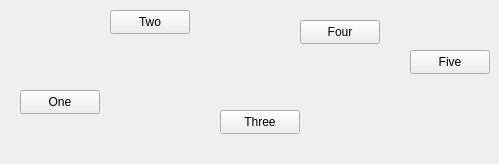
This is Qt6_GUI_Development_for_Beginners/5-8QHBoxLayout/widget.ui in SolarAA-11/LearnQt as Qt 5 draws it before an edit. The edited form follows.
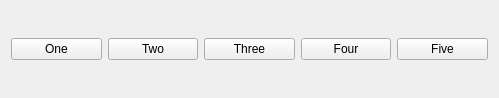
This is the edited form.

Commit message: learn QVBoxLayout

Patch:
```diff
--- a/Qt6_GUI_Development_for_Beginners/5-8QHBoxLayout/widget.ui
+++ b/Qt6_GUI_Development_for_Beginners/5-8QHBoxLayout/widget.ui
@@ -7,77 +7,49 @@
     <x>0</x>
     <y>0</y>
     <width>499</width>
-    <height>164</height>
+    <height>98</height>
    </rect>
   </property>
   <property name="windowTitle">
    <string>Widget</string>
   </property>
+  <layout class="QHBoxLayout" name="horizontalLayout">
+   <item>
   <widget class="QPushButton" name="oneButton">
-   <property name="geometry">
-    <rect>
-     <x>20</x>
-     <y>90</y>
-     <width>80</width>
-     <height>24</height>
-    </rect>
-   </property>
    <property name="text">
     <string>One</string>
    </property>
   </widget>
+   </item>
+   <item>
   <widget class="QPushButton" name="twoButton">
-   <property name="geometry">
-    <rect>
-     <x>110</x>
-     <y>10</y>
-     <width>80</width>
-     <height>24</height>
-    </rect>
-   </property>
    <property name="text">
     <string>Two</string>
    </property>
   </widget>
+   </item>
+   <item>
   <widget class="QPushButton" name="threeButton">
-   <property name="geometry">
-    <rect>
-     <x>220</x>
-     <y>110</y>
-     <width>80</width>
-     <height>24</height>
-    </rect>
-   </property>
    <property name="text">
     <string>Three</string>
    </property>
   </widget>
+   </item>
+   <item>
   <widget class="QPushButton" name="fourButton">
-   <property name="geometry">
-    <rect>
-     <x>300</x>
-     <y>20</y>
-     <width>80</width>
-     <height>24</height>
-    </rect>
-   </property>
    <property name="text">
     <string>Four</string>
    </property>
   </widget>
+   </item>
+   <item>
   <widget class="QPushButton" name="fiveButton">
-   <property name="geometry">
-    <rect>
-     <x>410</x>
-     <y>50</y>
-     <width>80</width>
-     <height>24</height>
-    </rect>
-   </property>
    <property name="text">
     <string>Five</string>
    </property>
   </widget>
+   </item>
+  </layout>
  </widget>
  <resources/>
  <connections/>
```
Lines whose indentation alone changed are shown as unchanged. The commit also changes 7 other files.
